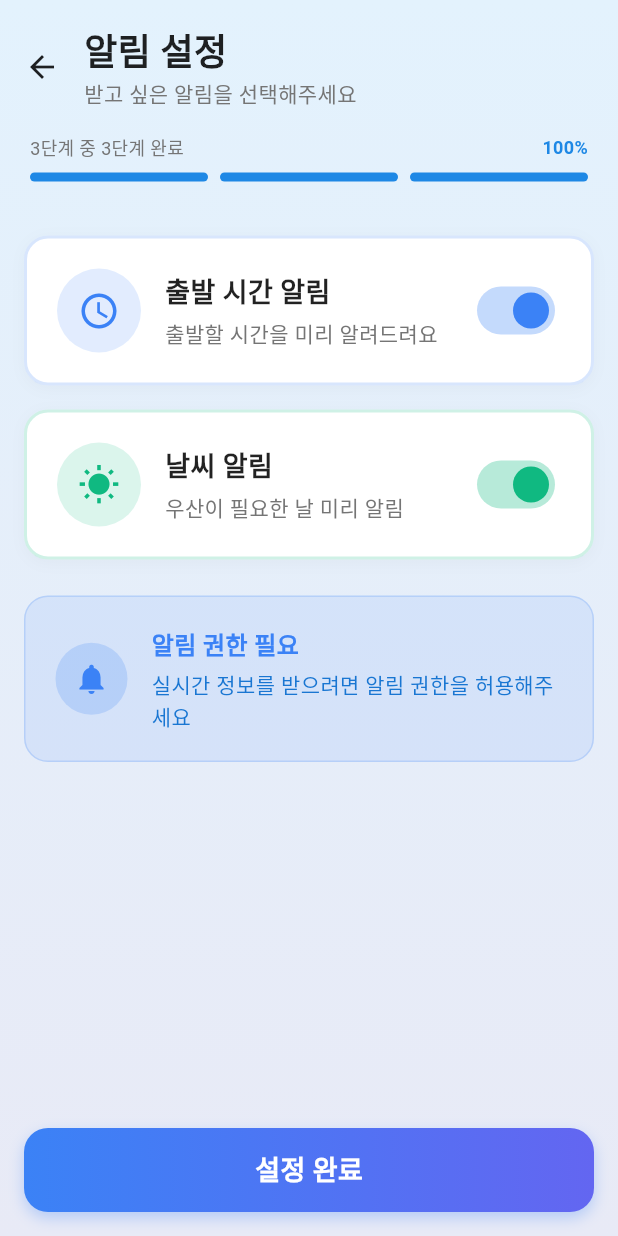
After one commit to ZE-R0-1/commute_time, a Flutter app: the StepNotificationSetup screen opened directly, after a tap on "설정 완료", on a phone screen of 412 x 824 dp. The commit adds this screen. Run offline on Flutter 3.47's test engine with Material 3 defaults, Android fonts, the phone set to English and light mode, and no system bars; our stand-ins replace flutter_dotenv, flutter_screenutil, geocoding, geolocator, get, get_storage; missing offline and left inert: kakao_map_plugin; accounts and stored records are empty; Roboto replaces fonts that are missing (Pretendard).

Commit message:
#44 feat: 온보딩화면 UX개선

```diff
--- a/lib/screens/onboarding/onboarding_controller.dart
+++ b/lib/screens/onboarding/onboarding_controller.dart
@@ -15,7 +15,7 @@ class OnboardingController extends GetxController {
   final RxInt currentStep = 0.obs;
 
   // 총 단계 수
-  final int totalSteps = 3; // 환영 화면 + 경로 설정 + 근무시간 설정
+  final int totalSteps = 4; // 환영 화면 + 경로 설정 + 근무시간 설정 + 알림 설정
 
   // 각 단계별 완료 상태
   final RxList<bool> stepCompleted = <bool>[].obs;
--- a/lib/screens/onboarding/onboarding_screen.dart
+++ b/lib/screens/onboarding/onboarding_screen.dart
@@ -4,6 +4,7 @@ import 'package:get/get.dart';
 import 'onboarding_controller.dart';
 import 'widgets/step_route_setup.dart';
 import 'widgets/step_work_time_setup.dart';
+import 'widgets/step_notification_setup.dart';
 
 class OnboardingScreen extends GetView<OnboardingController> {
   const OnboardingScreen({super.key});
@@ -18,6 +19,8 @@ class OnboardingScreen extends GetView<OnboardingController> {
           return const StepRouteSetup();
         case 2:
           return const StepWorkTimeSetup();
+        case 3:
+          return const StepNotificationSetup();
         default:
           return _buildWelcomeScreen();
       }
--- /dev/null
+++ b/lib/screens/onboarding/widgets/step_notification_setup.dart
@@ -0,0 +1,365 @@
+import 'package:flutter/material.dart';
+import 'package:get/get.dart';
+import '../onboarding_controller.dart';
+
+class StepNotificationSetup extends GetView<OnboardingController> {
+  const StepNotificationSetup({super.key});
+
+  @override
+  Widget build(BuildContext context) {
+    // 로컬 상태 관리
+    final RxBool departureNotification = true.obs;
+    final RxBool weatherNotification = true.obs;
+
+    return Scaffold(
+      body: Container(
+        decoration: const BoxDecoration(
+          gradient: LinearGradient(
+            begin: Alignment.topCenter,
+            end: Alignment.bottomCenter,
+            colors: [
+              Color(0xFFE3F2FD), // 연한 파란색
+              Color(0xFFE8EAF6), // 연한 인디고색
+            ],
+          ),
+        ),
+        child: Scaffold(
+          backgroundColor: Colors.transparent,
+          body: SafeArea(
+            child: Column(
+              children: [
+                // 커스텀 헤더
+                _buildHeader(),
+
+                // 진행률 표시
+                _buildProgressIndicator(),
+
+                // 메인 콘텐츠
+                Expanded(
+                  child: SingleChildScrollView(
+                    padding: const EdgeInsets.all(16),
+                    child: Column(
+                      children: [
+                        const SizedBox(height: 20),
+
+                        // 출발 시간 알림
+                        Obx(() => _buildNotificationCard(
+                          title: '출발 시간 알림',
+                          subtitle: '출발할 시간을 미리 알려드려요',
+                          icon: Icons.access_time,
+                          color: const Color(0xFF3B82F6), // 파란색
+                          isEnabled: departureNotification.value,
+                          onToggle: (value) => departureNotification.value = value,
+                        )),
+
+                        const SizedBox(height: 16),
+
+                        // 날씨 알림
+                        Obx(() => _buildNotificationCard(
+                          title: '날씨 알림',
+                          subtitle: '우산이 필요한 날 미리 알림',
+                          icon: Icons.wb_sunny,
+                          color: const Color(0xFF10B981), // 초록색
+                          isEnabled: weatherNotification.value,
+                          onToggle: (value) => weatherNotification.value = value,
+                        )),
+
+                        const SizedBox(height: 24),
+
+                        // 권한 안내 카드
+                        _buildPermissionNoticeCard(),
+
+                        const SizedBox(height: 100), // 하단 버튼 공간
+                      ],
+                    ),
+                  ),
+                ),
+
+                // 커스텀 하단 버튼
+                _buildCustomBottomBar(departureNotification, weatherNotification),
+              ],
+            ),
+          ),
+        ),
+      ),
+    );
+  }
+
+  Widget _buildHeader() {
+    return Container(
+      padding: const EdgeInsets.all(16),
+      child: Row(
+        children: [
+          GestureDetector(
+            onTap: () => controller.previousStep(),
+            child: Container(
+              width: 24,
+              height: 24,
+              child: const Icon(Icons.arrow_back, color: Colors.black87),
+            ),
+          ),
+          const SizedBox(width: 16),
+          Expanded(
+            child: Column(
+              crossAxisAlignment: CrossAxisAlignment.start,
+              children: [
+                const Text(
+                  '알림 설정',
+                  style: TextStyle(
+                    fontSize: 24,
+                    fontWeight: FontWeight.bold,
+                    color: Colors.black87,
+                  ),
+                ),
+                Text(
+                  '받고 싶은 알림을 선택해주세요',
+                  style: TextStyle(
+                    fontSize: 14,
+                    color: Colors.grey[600],
+                    fontWeight: FontWeight.normal,
+                  ),
+                ),
+              ],
+            ),
+          ),
+        ],
+      ),
+    );
+  }
+
+  Widget _buildProgressIndicator() {
+    return Padding(
+      padding: const EdgeInsets.symmetric(horizontal: 20),
+      child: Column(
+        crossAxisAlignment: CrossAxisAlignment.start,
+        children: [
+          Row(
+            children: [
+              Text(
+                '3단계 중 3단계 완료',
+                style: TextStyle(
+                  fontSize: 12,
+                  color: Colors.grey[600],
+                ),
+              ),
+              const Spacer(),
+              Text(
+                '100%',
+                style: TextStyle(
+                  fontSize: 12,
+                  fontWeight: FontWeight.w600,
+                  color: Colors.blue[600],
+                ),
+              ),
+            ],
+          ),
+          const SizedBox(height: 8),
+          _buildProgressBar(),
+        ],
+      ),
+    );
+  }
+
+  Widget _buildProgressBar() {
+    return LayoutBuilder(
+      builder: (context, constraints) {
+        final totalWidth = constraints.maxWidth;
+        final gapWidth = 8.0;
+        final totalGaps = gapWidth * 2; // 3단계이므로 간격은 2개
+        final segmentWidth = (totalWidth - totalGaps) / 3; // 3개의 세그먼트
+
+        return Row(
+          children: [
+            // 1-3단계 (모두 완료)
+            ...List.generate(3, (index) => [
+              Container(
+                width: segmentWidth,
+                height: 6,
+                decoration: BoxDecoration(
+                  color: Colors.blue[600],
+                  borderRadius: BorderRadius.circular(3),
+                ),
+              ),
+              if (index < 2) SizedBox(width: gapWidth),
+            ]).expand((x) => x),
+          ],
+        );
+      },
+    );
+  }
+
+  Widget _buildNotificationCard({
+    required String title,
+    required String subtitle,
+    required IconData icon,
+    required Color color,
+    required bool isEnabled,
+    required Function(bool) onToggle,
+  }) {
+    return Container(
+      width: double.infinity,
+      padding: const EdgeInsets.all(20),
+      decoration: BoxDecoration(
+        color: Colors.white,
+        borderRadius: BorderRadius.circular(16),
+        border: Border.all(color: color.withValues(alpha: 0.2), width: 2),
+        boxShadow: [
+          BoxShadow(
+            color: Colors.black.withValues(alpha: 0.03),
+            blurRadius: 8,
+            offset: const Offset(0, 2),
+          ),
+        ],
+      ),
+      child: Row(
+        children: [
+          Container(
+            width: 56,
+            height: 56,
+            decoration: BoxDecoration(
+              color: color.withValues(alpha: 0.15),
+              shape: BoxShape.circle,
+            ),
+            child: Icon(
+              icon,
+              color: color,
+              size: 28,
+            ),
+          ),
+          const SizedBox(width: 16),
+          Expanded(
+            child: Column(
+              crossAxisAlignment: CrossAxisAlignment.start,
+              children: [
+                Text(
+                  title,
+                  style: const TextStyle(
+                    fontSize: 18,
+                    fontWeight: FontWeight.w600,
+                    color: Colors.black87,
+                  ),
+                ),
+                const SizedBox(height: 4),
+                Text(
+                  subtitle,
+                  style: TextStyle(
+                    fontSize: 14,
+                    color: Colors.grey[600],
+                  ),
+                ),
+              ],
+            ),
+          ),
+          Switch(
+            value: isEnabled,
+            onChanged: onToggle,
+            activeColor: color,
+            activeTrackColor: color.withValues(alpha: 0.3),
+            inactiveThumbColor: Colors.grey[400],
+            inactiveTrackColor: Colors.grey[200],
+          ),
+        ],
+      ),
+    );
+  }
+
+  Widget _buildPermissionNoticeCard() {
+    return Container(
+      width: double.infinity,
+      padding: const EdgeInsets.all(20),
+      decoration: BoxDecoration(
+        color: const Color(0xFF3B82F6).withValues(alpha: 0.1),
+        borderRadius: BorderRadius.circular(16),
+        border: Border.all(color: const Color(0xFF3B82F6).withValues(alpha: 0.2)),
+      ),
+      child: Row(
+        children: [
+          Container(
+            width: 48,
+            height: 48,
+            decoration: BoxDecoration(
+              color: const Color(0xFF3B82F6).withValues(alpha: 0.2),
+              shape: BoxShape.circle,
+            ),
+            child: const Icon(
+              Icons.notifications,
+              color: Color(0xFF3B82F6),
+              size: 24,
+            ),
+          ),
+          const SizedBox(width: 16),
+          Expanded(
+            child: Column(
+              crossAxisAlignment: CrossAxisAlignment.start,
+              children: [
+                const Text(
+                  '알림 권한 필요',
+                  style: TextStyle(
+                    fontSize: 16,
+                    fontWeight: FontWeight.w600,
+                    color: Color(0xFF3B82F6),
+                  ),
+                ),
+                const SizedBox(height: 4),
+                Text(
+                  '실시간 정보를 받으려면 알림 권한을 허용해주세요',
+                  style: TextStyle(
+                    fontSize: 14,
+                    color: Colors.blue[700],
+                  ),
+                ),
+              ],
+            ),
+          ),
+        ],
+      ),
+    );
+  }
+
+  Widget _buildCustomBottomBar(RxBool departureNotification, RxBool weatherNotification) {
+    return Container(
+      padding: const EdgeInsets.all(16),
+      child: GestureDetector(
+        onTap: () {
+          // 알림 설정을 컨트롤러에 저장
+          // TODO: 알림 권한 요청 로직 추가
+
+          // 온보딩 완료
+          controller.nextStep();
+        },
+        child: Container(
+          width: double.infinity,
+          height: 56,
+          decoration: const BoxDecoration(
+            gradient: LinearGradient(
+              begin: Alignment.centerLeft,
+              end: Alignment.centerRight,
+              colors: [
+                Color(0xFF3B82F6), // 파란색
+                Color(0xFF6366F1), // 인디고색
+              ],
+            ),
+            borderRadius: BorderRadius.all(Radius.circular(16)),
+            boxShadow: [
+              BoxShadow(
+                color: Color.fromRGBO(59, 130, 246, 0.3),
+                blurRadius: 8,
+                offset: Offset(0, 4),
+              ),
+            ],
+          ),
+          child: const Center(
+            child: Text(
+              '설정 완료',
+              style: TextStyle(
+                fontSize: 18,
+                fontWeight: FontWeight.w600,
+                color: Colors.white,
+              ),
+            ),
+          ),
+        ),
+      ),
+    );
+  }
+}
--- a/lib/screens/onboarding/widgets/step_route_setup.dart
+++ b/lib/screens/onboarding/widgets/step_route_setup.dart
@@ -235,7 +235,7 @@ class StepRouteSetup extends GetView<OnboardingController> {
           Row(
             children: [
               Text(
-                '4단계 중 1단계 완료',
+                '3단계 중 1단계 완료',
                 style: TextStyle(
                   fontSize: 12,
                   color: Colors.grey[600],
@@ -243,7 +243,7 @@ class StepRouteSetup extends GetView<OnboardingController> {
               ),
               const Spacer(),
               Text(
-                '25%',
+                '33%',
                 style: TextStyle(
                   fontSize: 12,
                   fontWeight: FontWeight.w600,
@@ -263,33 +263,33 @@ class StepRouteSetup extends GetView<OnboardingController> {
     return LayoutBuilder(
       builder: (context, constraints) {
         final totalWidth = constraints.maxWidth;
-        final gapWidth = 8.0; // 👈 여백 넓히기 (4 → 6)
-        final totalGaps = gapWidth * 3; // 3개의 간격
-        final segmentWidth = (totalWidth - totalGaps) / 4;
+        final gapWidth = 8.0;
+        final totalGaps = gapWidth * 2; // 3단계이므로 간격은 2개
+        final segmentWidth = (totalWidth - totalGaps) / 3; // 3개의 세그먼트
 
         return Row(
           children: [
             // 1단계 (완료)
             Container(
               width: segmentWidth,
-              height: 6, // 👈 높이 키우기 (4 → 6)
+              height: 6,
               decoration: BoxDecoration(
                 color: Colors.blue[600],
-                borderRadius: BorderRadius.circular(3), // 👈 radius도 조정 (2 → 3)
+                borderRadius: BorderRadius.circular(3),
               ),
             ),
-            SizedBox(width: gapWidth), // 👈 넓어진 여백
-            // 2~4단계 (미완료)
-            ...List.generate(3, (index) => [
+            SizedBox(width: gapWidth),
+            // 2-3단계 (미완료)
+            ...List.generate(2, (index) => [
               Container(
                 width: segmentWidth,
-                height: 6, // 👈 높이 키우기
+                height: 6,
                 decoration: BoxDecoration(
                   color: Colors.grey[300],
-                  borderRadius: BorderRadius.circular(3), // 👈 radius 조정
+                  borderRadius: BorderRadius.circular(3),
                 ),
               ),
-              if (index < 2) SizedBox(width: gapWidth), // 👈 넓어진 여백
+              if (index < 1) SizedBox(width: gapWidth),
             ]).expand((x) => x),
           ],
         );
```
Also changed, not shown: lib/screens/onboarding/widgets/step_welcome.dart (deleted, +0 -166 lines), lib/screens/onboarding/widgets/step_work_time_setup.dart (+18 -24 lines).
